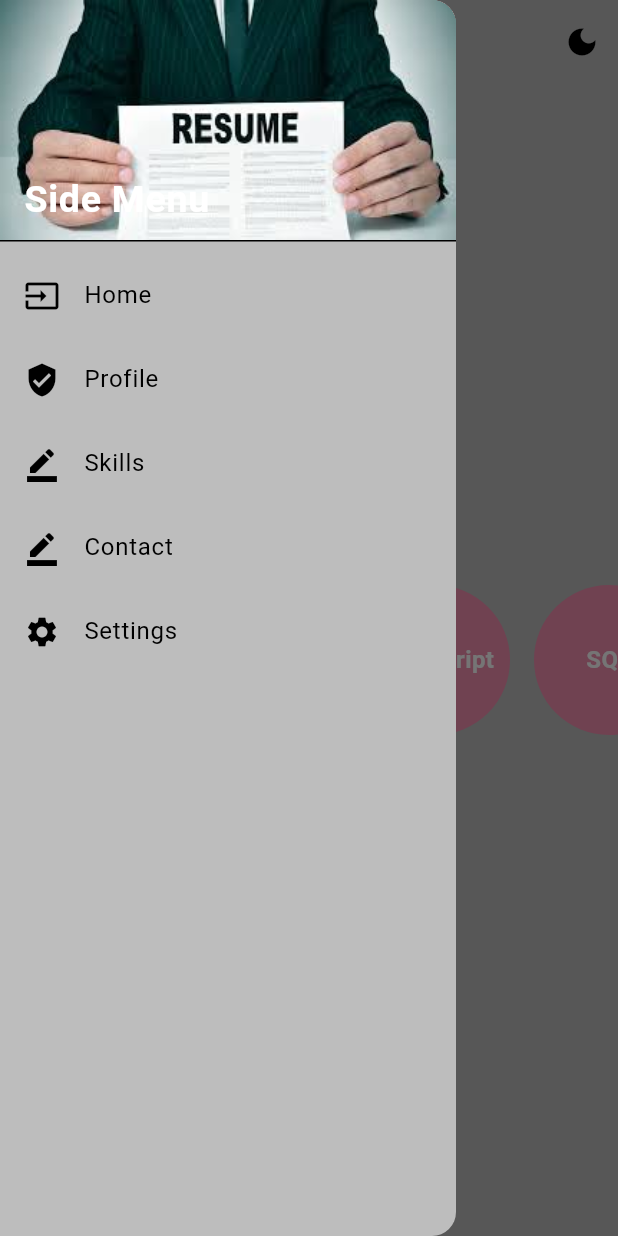
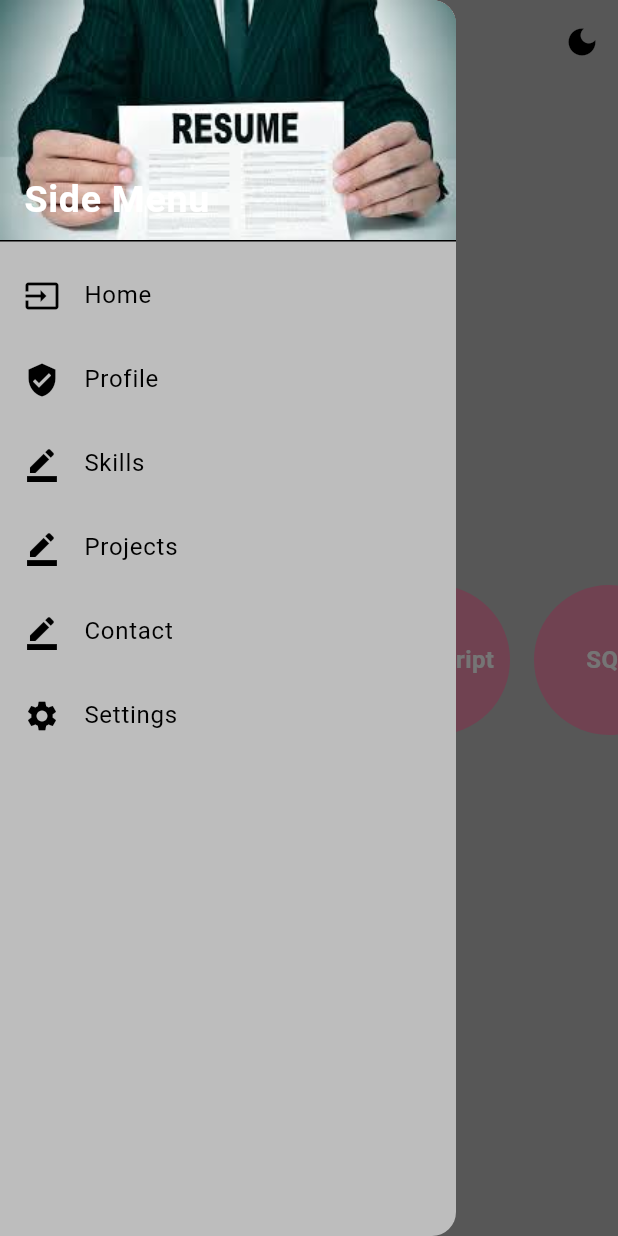
Before and after one commit to SO-1993/portfolio_flutter_app, a Flutter app: the SkillsPage screen opened by its route, with the side drawer open, on a phone screen of 412 x 824 dp. Run offline on Flutter 3.47's test engine with Material 3 defaults, Android fonts, the phone set to English and light mode, and no system bars.

Commit message:
Standardised imports to follow shorthand

```diff
--- a/lib/main.dart
+++ b/lib/main.dart
@@ -1,12 +1,12 @@
 import 'package:flutter/material.dart';
-import 'package:portfolio_flutter_app/pages/contact_page.dart';
-import 'package:portfolio_flutter_app/pages/home_page.dart';
-import 'package:portfolio_flutter_app/pages/profile_page.dart';
-import 'package:portfolio_flutter_app/pages/projects_page.dart';
-import 'package:portfolio_flutter_app/pages/settings_page.dart';
-import 'package:portfolio_flutter_app/pages/skills_page.dart';
+import '../pages/contact_page.dart';
+import '../pages/home_page.dart';
+import '../pages/profile_page.dart';
+import '../pages/projects_page.dart';
+import '../pages/settings_page.dart';
+import '../pages/skills_page.dart';
 import 'package:provider/provider.dart';
-import 'package:portfolio_flutter_app/theme/theme_provider.dart';
+import '../theme/theme_provider.dart';
 
 void main() {
   runApp(
@@ -24,7 +24,7 @@
   Widget build(BuildContext context) {
     return MaterialApp(
       debugShowCheckedModeBanner: false,
-      theme: Provider.of<ThemeProvider>(context).themeData, // Apply the theme from ThemeProvider
+      theme: Provider.of<ThemeProvider>(context).themeData,
       home: const HomePage(),
       routes: {
         '/home_page': (context) => const HomePage(),
--- a/lib/pages/contact_page.dart
+++ b/lib/pages/contact_page.dart
@@ -1,7 +1,7 @@
 import 'package:flutter/material.dart';
 import '../widgets/side_menu_widget.dart';
 import '../widgets/contact_info_widget.dart';
-import 'package:portfolio_flutter_app/widgets/dark_mode_toggle_widget.dart';
+import '../widgets/dark_mode_toggle_widget.dart';
 
 class ContactPage extends StatelessWidget {
   ContactPage({super.key});
--- a/lib/pages/home_page.dart
+++ b/lib/pages/home_page.dart
@@ -1,8 +1,6 @@
 import 'package:flutter/material.dart';
-import 'package:portfolio_flutter_app/widgets/side_menu_widget.dart';
-import 'package:provider/provider.dart';
-import '../theme/theme_provider.dart';
-import 'package:portfolio_flutter_app/widgets/dark_mode_toggle_widget.dart';
+import '../widgets/side_menu_widget.dart';
+import '../widgets/dark_mode_toggle_widget.dart';
 
 class HomePage extends StatelessWidget {
   const HomePage({super.key});
--- a/lib/pages/profile_page.dart
+++ b/lib/pages/profile_page.dart
@@ -1,6 +1,6 @@
 import 'package:flutter/material.dart';
 import '../widgets/side_menu_widget.dart';
-import 'package:portfolio_flutter_app/widgets/dark_mode_toggle_widget.dart';
+import '../widgets/dark_mode_toggle_widget.dart';
 
 class ProfilePage extends StatelessWidget {
   const ProfilePage({super.key});
--- a/lib/pages/projects_page.dart
+++ b/lib/pages/projects_page.dart
@@ -1,6 +1,6 @@
 import 'package:flutter/material.dart';
 import '../widgets/side_menu_widget.dart';
-import 'package:portfolio_flutter_app/widgets/dark_mode_toggle_widget.dart';
+import '../widgets/dark_mode_toggle_widget.dart';
 
 class ProjectsPage extends StatelessWidget {
   const ProjectsPage({super.key});
--- a/lib/pages/settings_page.dart
+++ b/lib/pages/settings_page.dart
@@ -1,6 +1,6 @@
 import 'package:flutter/material.dart';
-import 'package:portfolio_flutter_app/widgets/side_menu_widget.dart';
-import 'package:portfolio_flutter_app/widgets/dark_mode_toggle_widget.dart';
+import '../widgets/side_menu_widget.dart';
+import '../widgets/dark_mode_toggle_widget.dart';
 
 class SettingsPage extends StatelessWidget {
   const SettingsPage({super.key});
--- a/lib/pages/skills_page.dart
+++ b/lib/pages/skills_page.dart
@@ -1,7 +1,7 @@
 import 'package:flutter/material.dart';
 import '../widgets/side_menu_widget.dart';
 import '../widgets/tech_skills_widget.dart';
-import 'package:portfolio_flutter_app/widgets/dark_mode_toggle_widget.dart';
+import '../widgets/dark_mode_toggle_widget.dart';
 
 class SkillsPage extends StatelessWidget {
   SkillsPage({super.key});
--- a/lib/widgets/side_menu_widget.dart
+++ b/lib/widgets/side_menu_widget.dart
@@ -52,6 +52,13 @@ class SideMenu extends StatelessWidget {
           ),
           ListTile(
             leading: Icon(Icons.border_color),
+            title: Text('Projects'),
+            onTap: () => {
+           Navigator.pushNamed(context,'/projects_page')
+            }
+          ),
+          ListTile(
+            leading: Icon(Icons.border_color),
             title: Text('Contact'),
             onTap: () => {
            Navigator.pushNamed(context,'/contact_page')
--- a/lib/widgets/tech_skills_widget.dart
+++ b/lib/widgets/tech_skills_widget.dart
@@ -1,9 +1,9 @@
 import 'package:flutter/material.dart';
 
 class TechSkillsWidget extends StatelessWidget {
-  const TechSkillsWidget({super.key, required this.skillName}); // Changed from "child" to "skillName"
+  const TechSkillsWidget({super.key, required this.skillName});
 
-  final String skillName; // Renamed from "child" to "skillName"
+  final String skillName;
 
   @override
   Widget build(BuildContext context) {
@@ -18,7 +18,7 @@ class TechSkillsWidget extends StatelessWidget {
         ),
         child: Center(
           child: Text(
-            skillName, // Use renamed variable
+            skillName,
             textAlign: TextAlign.center,
             style: const TextStyle(
               fontSize: 16,
```
